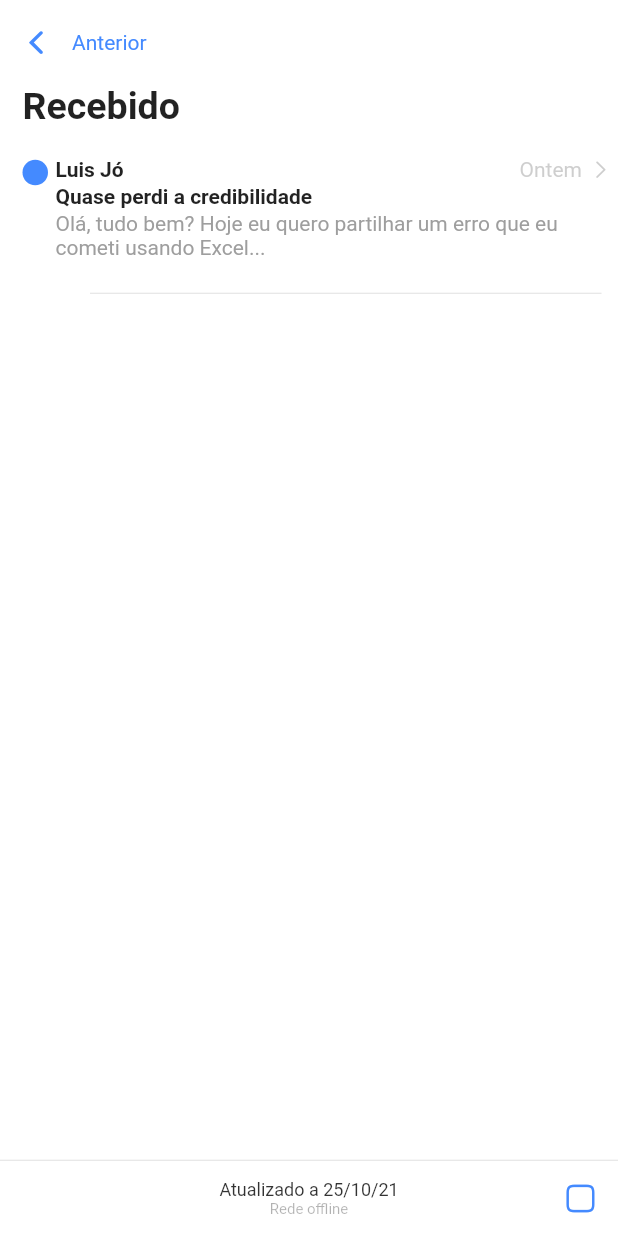
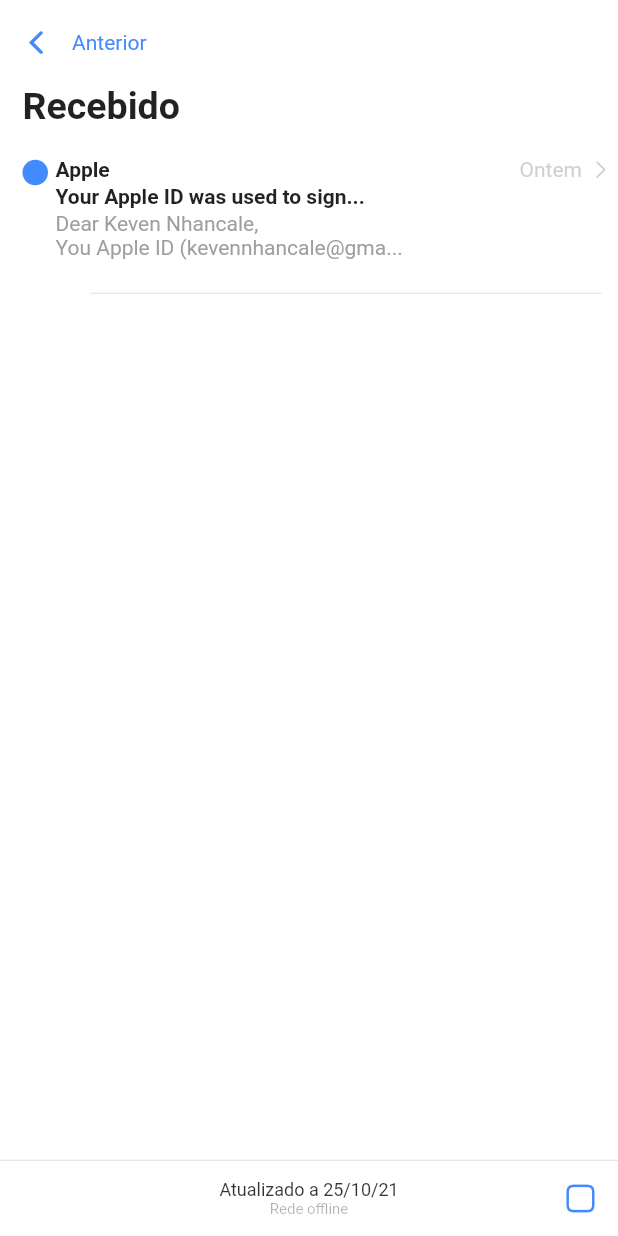
Before and after one commit to fariosofernando/Manju, a Flutter app: the Receved screen opened by its route, on a phone screen of 412 x 824 dp. Run offline on Flutter 3.47's test engine with Material 2 defaults, Android fonts, the phone set to English and light mode, and no system bars.

Commit message:
Connectando a interface ao modelo de negocio.

```diff
--- a/lib/controllers/sms.controller.dart
+++ b/lib/controllers/sms.controller.dart
@@ -13,7 +13,7 @@ class Sms {
       titleMesage:
           'Your Apple ID was used to sign in to iCloud via a web browser',
       bodyMesage:
-          '\nDear Keven Nhancale,\n\nYou Apple ID (kevennhancale@gmail.com) was used to sign in to iCloud via a web browser.\nDate and Time: 25 October 2021, 11:49 am UTC\n\nif the iformation above looks familiar, you can desregard this email\n\nif you have not signed in to iCloud recently and believe someone else may have accessed your account, go to...',
+          'Dear Keven Nhancale,\nYou Apple ID (kevennhancale@gmail.com) was used to sign in to iCloud via a web browser.\nDate and Time: 25 October 2021, 11:49 am UTC\nif the iformation above looks familiar, you can desregard this email\nif you have not signed in to iCloud recently and believe someone else may have accessed your account, go to...',
       date: '25/10/21',
       time: '11:49',
     ),
--- a/lib/main.dart
+++ b/lib/main.dart
@@ -1,7 +1,6 @@
 import 'package:flutter/material.dart';
 import 'package:manju/views/menu.view.dart';
 import 'package:manju/views/receved.view.dart';
-import 'package:manju/views/view-content.view.dart';
 
 void main() {
   runApp(const ManjuApp());
@@ -25,9 +24,8 @@ class _ManjuAppState extends State<ManjuApp> {
       ),
       initialRoute: '/',
       routes: {
-        '/viewContent': (context) => ViewContent(),
-        '/Receveds': (context) => Receved(),
-        '/': (context) => Menu(),
+        '/Receveds': (context) => const Receved(),
+        '/': (context) => const Menu(),
       },
     );
   }
--- a/lib/models/mesage.model.dart
+++ b/lib/models/mesage.model.dart
@@ -8,6 +8,7 @@ class Mesage {
   int numberMesage; // numero da messgem.
   String date;
   String time;
+
   Mesage({
     required this.idMesage,
     required this.toName,
--- /dev/null
+++ b/lib/views/components/addons/slicingcontent.addons.dart
@@ -0,0 +1,20 @@
+/// Pelo problema do OverScroll não ter que aconter então, este delimitador
+/// de string entra em acção. Ele pega o conteúdo passado como parámetro e
+/// delimita ele até um comprimento de 73 (len/lenght).
+
+String slicingContent({required String content, int? limited}) {
+  (limited == null) ? limited = 52 : limited = limited;
+  List<String> delimitadora = [];
+  String newMinContent = '';
+  for (var rune in content.runes) {
+    var character = String.fromCharCode(rune);
+    delimitadora.add(character);
+    int limit = (delimitadora.length);
+    if (limit == limited) {
+      for (var delString in delimitadora) {
+        newMinContent += delString;
+      }
+    }
+  }
+  return (newMinContent += '...');
+}
--- a/lib/views/components/widgets/preview.widget.dart
+++ b/lib/views/components/widgets/preview.widget.dart
@@ -1,9 +1,16 @@
 import 'package:flutter/cupertino.dart';
 import 'package:flutter/material.dart';
+import 'package:manju/views/components/addons/slicingcontent.addons.dart';
 import 'package:manju/views/components/widgets/divisor.widget.dart';
 import 'package:manju/views/components/widgets/tile.widget.dart';
 
-manjuPreview({required double width}) {
+manjuPreview({
+  required double width,
+  required String toname,
+  required String titlemesage,
+  required String minContent,
+  required bool read,
+}) {
   return Column(
     children: [
       Container(
@@ -13,9 +20,13 @@ manjuPreview({required double width}) {
             Container(
               alignment: Alignment.topCenter,
               width: 17,
-              child: CircleAvatar(
-                backgroundColor: Colors.blueAccent,
-              ),
+              child: (read == false)
+                  ? CircleAvatar(
+                      backgroundColor: Colors.blueAccent,
+                    )
+                  : CircleAvatar(
+                      backgroundColor: Colors.blueAccent.withOpacity(0),
+                    ),
             ),
             Column(
               children: [
@@ -30,7 +41,7 @@ manjuPreview({required double width}) {
                     mainAxisAlignment: MainAxisAlignment.spaceBetween,
                     children: [
                       Text(
-                        'Luis Jó',
+                        toname,
                         style: TextStyle(fontWeight: FontWeight.bold),
                       ),
                       tileUnic(
@@ -49,7 +60,7 @@ manjuPreview({required double width}) {
                         child: Align(
                           alignment: Alignment.centerLeft,
                           child: Text(
-                            'Quase perdi a credibilidade',
+                            slicingContent(content: titlemesage, limited: 30),
                             style: TextStyle(fontWeight: FontWeight.bold),
                             textAlign: TextAlign.left,
                           ),
@@ -60,7 +71,7 @@ manjuPreview({required double width}) {
                         child: Align(
                           alignment: Alignment.centerLeft,
                           child: Text(
-                            'Olá, tudo bem? Hoje eu quero partilhar um erro que eu cometi usando Excel...',
+                            minContent,
                             textAlign: TextAlign.left,
                             style: TextStyle(
                               color: Colors.grey,
--- a/lib/views/receved.view.dart
+++ b/lib/views/receved.view.dart
@@ -1,5 +1,7 @@
 import 'package:flutter/cupertino.dart';
 import 'package:flutter/material.dart';
+import 'package:manju/controllers/sms.controller.dart';
+import 'package:manju/views/components/addons/slicingcontent.addons.dart';
 import 'package:manju/views/components/widgets/preview.widget.dart';
 import 'package:manju/views/view-content.view.dart';
 
@@ -63,10 +65,19 @@ class _RecevedState extends State<Receved> {
 
                       ///////////////
                       GestureDetector(
-                        onTap: () => Navigator.push(context,
-                            MaterialPageRoute(builder: (_) => ViewContent())),
+                        onTap: () => Navigator.push(
+                            context,
+                            MaterialPageRoute(
+                                builder: (_) =>
+                                    ViewContent(mesage: Sms.listSms[0]))),
                         child: manjuPreview(
-                            width: MediaQuery.of(context).size.width),
+                          width: MediaQuery.of(context).size.width,
+                          toname: Sms.listSms[0].toName,
+                          titlemesage: Sms.listSms[0].titleMesage!,
+                          minContent: slicingContent(
+                              limited: 52, content: Sms.listSms[0].bodyMesage!),
+                          read: false,
+                        ),
                       ),
                       //////////////
                     ],
```
Also changed, not shown: lib/controllers/spec-sms.controller.dart (added, +50 -0 lines), lib/views/components/addons/saveindex.addons.dart (added, +14 -0 lines), lib/views/components/widgets/contentBar.widget.dart (+18 -13 lines), lib/views/view-content.view.dart (+18 -5 lines), 1 other file.
